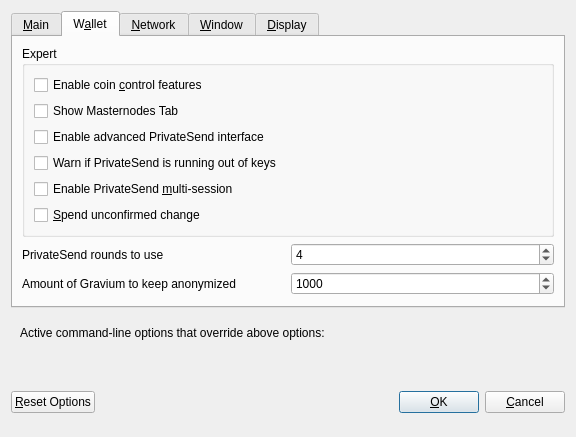
First picture: the form in src/qt/forms/optionsdialog.ui, repository zero24x/gravium, before the edit.
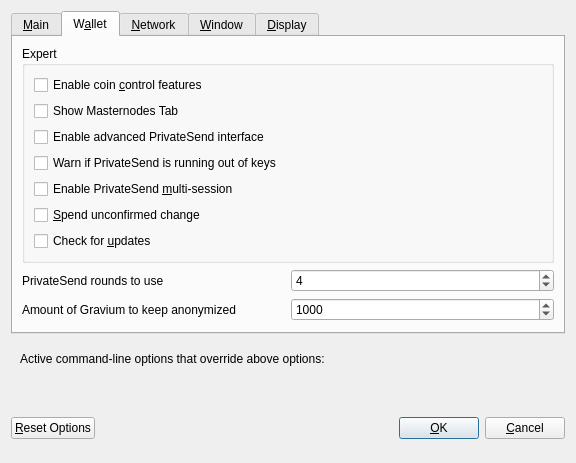
Second picture: the form after the edit. The open tabs and pages were chosen to show the change. Custom widgets are drawn as their Qt base class.

Diff of the .ui file:
```diff
--- a/src/qt/forms/optionsdialog.ui
+++ b/src/qt/forms/optionsdialog.ui
@@ -203,6 +203,13 @@
             </property>
            </widget>
           </item>
+          <item>
+           <widget class="QCheckBox" name="checkForUpdates">
+            <property name="text">
+             <string>Check for &amp;updates</string>
+            </property>
+           </widget>
+          </item>
          </layout>
         </widget>
        </item>
```
